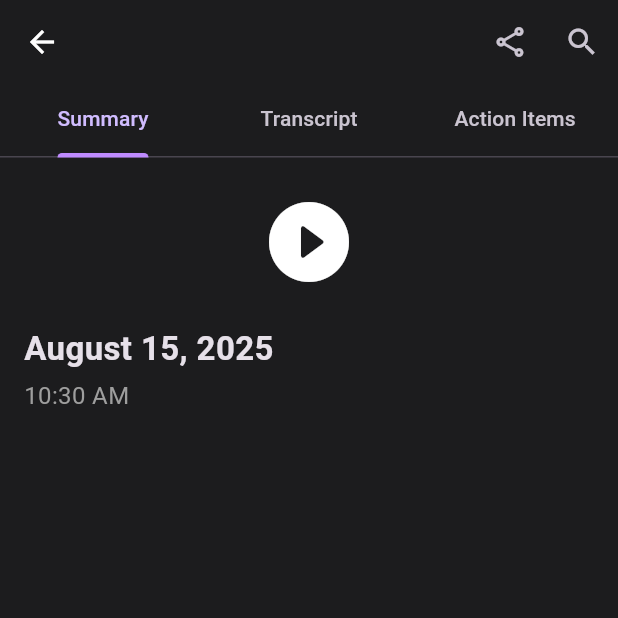
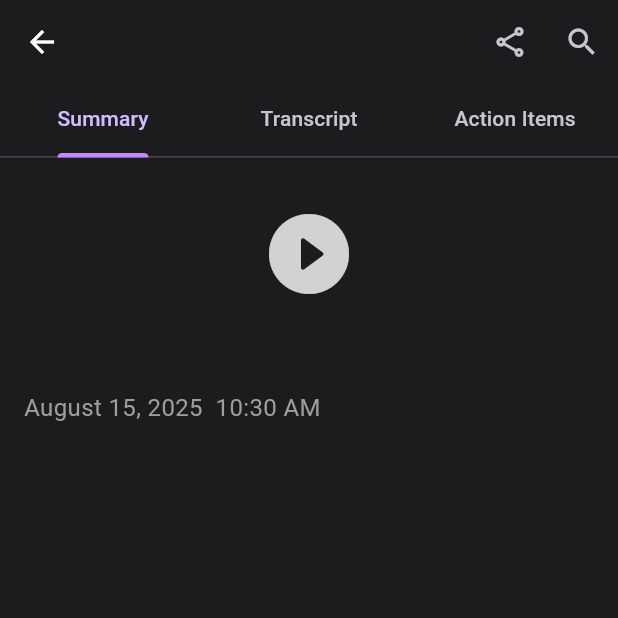
Before and after one commit to Tarun-singh-01/Svar_notetaker, a Flutter app: the ResultsScreen screen opened directly with empty values, on a phone screen of 412 x 824 dp, the top half of it. Run offline on Flutter 3.47's test engine with Material 3 defaults, Android fonts, the phone set to English and light mode, and no system bars; our stand-ins replace dio, google_sign_in, permission_handler, supabase_flutter; missing offline and left inert: flutter_sound; accounts and stored records are empty.

Commit message:
Final fix for transcription job output handling

```diff
--- a/lib/models/recording_model.dart
+++ b/lib/models/recording_model.dart
@@ -1,44 +1,41 @@
 // lib/models/recording_model.dart
 
-// ignore: unused_import
-import 'dart:convert';
-
 class Recording {
-  final String id;
+  final String? id; // Can be null if the object hasn't been saved yet
   final String title;
-  final DateTime date;
+  final DateTime createdAt;
   final String summary;
   final String transcript;
+  // We will use user_id in a later phase
 
   Recording({
-    required this.id,
+    this.id,
     required this.title,
-    required this.date,
+    required this.createdAt,
     required this.summary,
     required this.transcript,
   });
 
-  // This method converts our Recording object into a Map,
-  // which can then be easily converted to a JSON string.
+  // A factory constructor to create a Recording from a Map (JSON)
+  // This is how we'll read data from Supabase
+  factory Recording.fromJson(Map<String, dynamic> json) {
+    return Recording(
+      id: json['id'] as String?,
+      title: json['title'] as String,
+      createdAt: DateTime.parse(json['created_at'] as String),
+      summary: json['summary'] as String,
+      transcript: json['transcript'] as String,
+    );
+  }
+
+  // A method to convert a Recording object into a Map
+  // This is how we'll send data to Supabase
   Map<String, dynamic> toJson() {
     return {
-      'id': id,
       'title': title,
-      'date': date.toIso8601String(), // Convert DateTime to a standard string format
       'summary': summary,
       'transcript': transcript,
+      // We will add the 'user_id' here later when we implement authentication
     };
   }
-
-  // This factory constructor creates a Recording object from a Map.
-  // This is how we'll decode the data when we load it from storage.
-  factory Recording.fromJson(Map<String, dynamic> json) {
-    return Recording(
-      id: json['id'],
-      title: json['title'],
-      date: DateTime.parse(json['date']), // Convert the string back to DateTime
-      summary: json['summary'],
-      transcript: json['transcript'],
-    );
-  }
 }
--- a/lib/screens/results_screen.dart
+++ b/lib/screens/results_screen.dart
@@ -2,49 +2,20 @@
 
 import 'package:flutter/material.dart';
 import 'package:indic_notetaker/models/recording_model.dart';
-import 'package:indic_notetaker/services/local_storage_service.dart';
 import 'package:intl/intl.dart';
 
-class ResultsScreen extends StatefulWidget {
-  final String summary;
-  final String transcript;
+class ResultsScreen extends StatelessWidget {
+  final Recording recording;
 
   const ResultsScreen({
     super.key,
-    required this.summary,
-    required this.transcript,
+    required this.recording,
   });
-
-  @override
-  State<ResultsScreen> createState() => _ResultsScreenState();
-}
-
-class _ResultsScreenState extends State<ResultsScreen> {
-  @override
-  void initState() {
-    super.initState();
-    // When this screen loads, automatically save the recording.
-    _saveThisRecording();
-  }
-
-  Future<void> _saveThisRecording() async {
-    final now = DateTime.now();
-    final newRecording = Recording(
-      id: now.millisecondsSinceEpoch.toString(), // A unique ID based on time
-      title: 'Recording from ${DateFormat.yMMMd().format(now)}', // A generated title
-      date: now,
-      summary: widget.summary,
-      transcript: widget.transcript,
-    );
-
-    await LocalStorageService.saveRecording(newRecording);
-    print('Recording saved successfully!');
-  }
 
   @override
   Widget build(BuildContext context) {
     return DefaultTabController(
-      length: 3,
+      length: 3, // We now have 3 tabs as per your design
       child: Scaffold(
         appBar: AppBar(
           backgroundColor: Colors.transparent,
@@ -60,41 +31,57 @@ class _ResultsScreenState extends State<ResultsScreen> {
             tabs: [
               Tab(text: 'Summary'),
               Tab(text: 'Transcript'),
-              Tab(text: 'Action Items'),
+              Tab(text: 'Action Items'), // Added Action Items tab
             ],
           ),
         ),
         body: Padding(
-          padding: const EdgeInsets.symmetric(horizontal: 16.0),
+          padding: const EdgeInsets.all(16.0),
           child: Column(
             crossAxisAlignment: CrossAxisAlignment.start,
             children: [
-              const SizedBox(height: 24),
-              const Center(
-                child: Icon(Icons.play_circle_fill_rounded, size: 64, color: Colors.white),
+              const SizedBox(height: 16),
+              // We'll add the audio player UI here in a future step
+              Center(
+                child: Icon(
+                  Icons.play_circle_fill_rounded,
+                  size: 64,
+                  color: Colors.white.withOpacity(0.8),
+                ),
               ),
               const SizedBox(height: 24),
+              // Use the title and date from the recording object
               Text(
-                DateFormat('MMMM d, yyyy').format(DateTime.now()),
+                recording.title,
                 style: const TextStyle(fontSize: 22, fontWeight: FontWeight.bold),
               ),
               const SizedBox(height: 4),
               Text(
-                DateFormat('h:mm a').format(DateTime.now()),
+                DateFormat('MMMM d, yyyy  h:mm a').format(recording.createdAt),
                 style: const TextStyle(color: Colors.grey, fontSize: 16),
               ),
-              const SizedBox(height: 16),
+              const SizedBox(height: 24),
               Expanded(
                 child: TabBarView(
                   children: [
+                    // --- This is the fix ---
+                    // Display the summary from the passed 'recording' object
                     SingleChildScrollView(
                       padding: const EdgeInsets.symmetric(vertical: 16.0),
-                      child: Text(widget.summary),
+                      child: Text(
+                        recording.summary,
+                        style: const TextStyle(fontSize: 16, height: 1.5),
+                      ),
                     ),
+                    // Display the transcript from the passed 'recording' object
                     SingleChildScrollView(
                       padding: const EdgeInsets.symmetric(vertical: 16.0),
-                      child: Text(widget.transcript),
+                      child: Text(
+                        recording.transcript,
+                        style: const TextStyle(fontSize: 16, height: 1.5),
+                      ),
                     ),
+                    // Placeholder for Action Items
                     const Center(child: Text('Action Items will be shown here.')),
                   ],
                 ),
--- a/lib/services/local_storage_service.dart
+++ /dev/null
@@ -1,54 +0,0 @@
-// lib/services/local_storage_service.dart
-
-import 'dart:convert';
-import 'package:indic_notetaker/models/recording_model.dart';
-import 'package:shared_preferences/shared_preferences.dart';
-
-class LocalStorageService {
-  // A key to find our data in storage
-  static const String _recordingsKey = 'recordings_key';
-
-  // Method to save a new recording
-  static Future<void> saveRecording(Recording newRecording) async {
-    final prefs = await SharedPreferences.getInstance();
-
-    // 1. Get the existing list of recordings
-    final recordings = await getRecordings();
-
-    // 2. Add the new recording to the list
-    recordings.add(newRecording);
-
-    // 3. Convert the list of Recording objects to a list of Maps
-    List<Map<String, dynamic>> recordingsMapList =
-        recordings.map((r) => r.toJson()).toList();
-
-    // 4. Encode the list of maps into a single JSON string
-    String encodedData = jsonEncode(recordingsMapList);
-
-    // 5. Save the JSON string to shared_preferences
-    await prefs.setString(_recordingsKey, encodedData);
-  }
-
-  // Method to get all saved recordings
-  static Future<List<Recording>> getRecordings() async {
-    final prefs = await SharedPreferences.getInstance();
-
-    // 1. Get the saved JSON string from storage
-    final String? recordingsJson = prefs.getString(_recordingsKey);
-
-    if (recordingsJson != null) {
-      // 2. Decode the JSON string into a list of dynamic objects
-      final List<dynamic> decodedList = jsonDecode(recordingsJson);
-
-      // 3. Convert the list of dynamic objects into a list of Recording objects
-      List<Recording> recordings = decodedList
-          .map((jsonItem) => Recording.fromJson(jsonItem))
-          .toList();
-
-      return recordings;
-    } else {
-      // If no data is found, return an empty list
-      return [];
-    }
-  }
-}
```
Also changed, not shown: lib/auth_gate.dart (added, +32 -0 lines), lib/home_screen.dart (+125 -63 lines), lib/main.dart (+16 -7 lines), lib/screens/login_screen.dart (added, +79 -0 lines), pubspec.yaml (+6 -1 lines), pubspec.lock, 7 other files.
